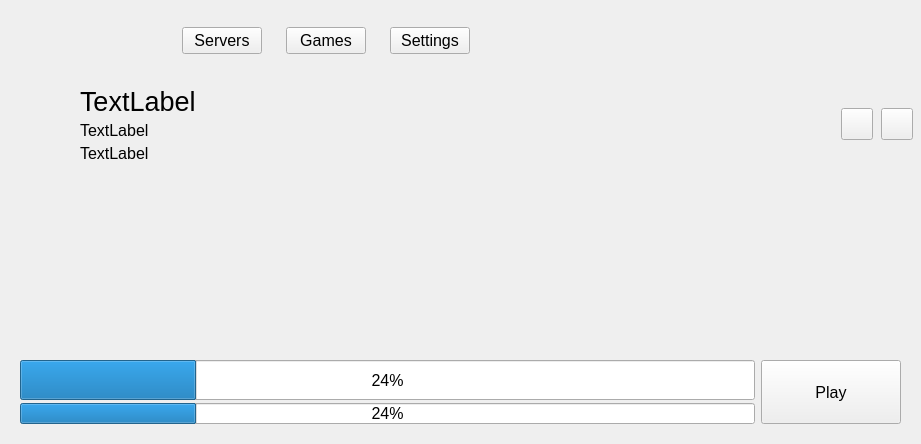
This is sunrise-v3.ui in WarpshotCoH/sunrise-launcher as Qt 5 draws it before an edit. The edited form follows.
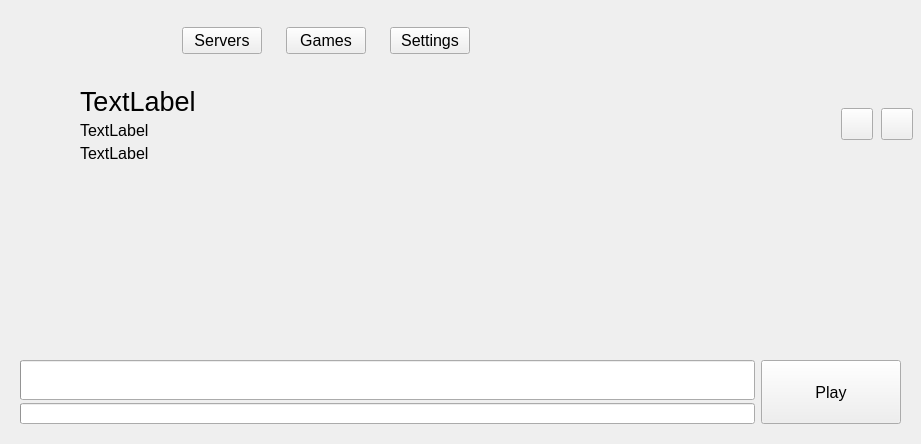
This is the edited form. Icons and pictures are not drawn.

Commit message: Check for install before verifying or downloading

Diff of the .ui file:
```diff
--- a/sunrise-v3.ui
+++ b/sunrise-v3.ui
@@ -419,9 +419,6 @@
                    <height>0</height>
                   </size>
                  </property>
-                 <property name="value">
-                  <number>24</number>
-                 </property>
                 </widget>
                </item>
                <item>
@@ -444,9 +441,6 @@
                    <height>0</height>
                   </size>
                  </property>
-                 <property name="value">
-                  <number>24</number>
-                 </property>
                 </widget>
                </item>
               </layout>
```
The commit also changes 2 other files.
